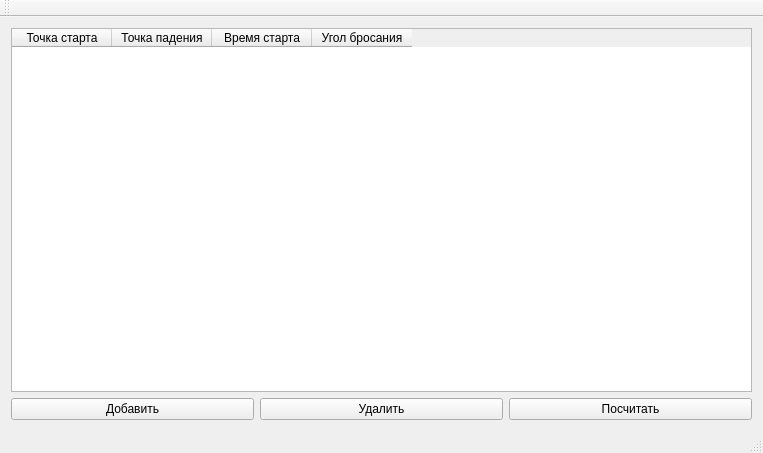
ochenudivlen/Qt, file BmApplication/BmApplication.ui: the form before one commit.
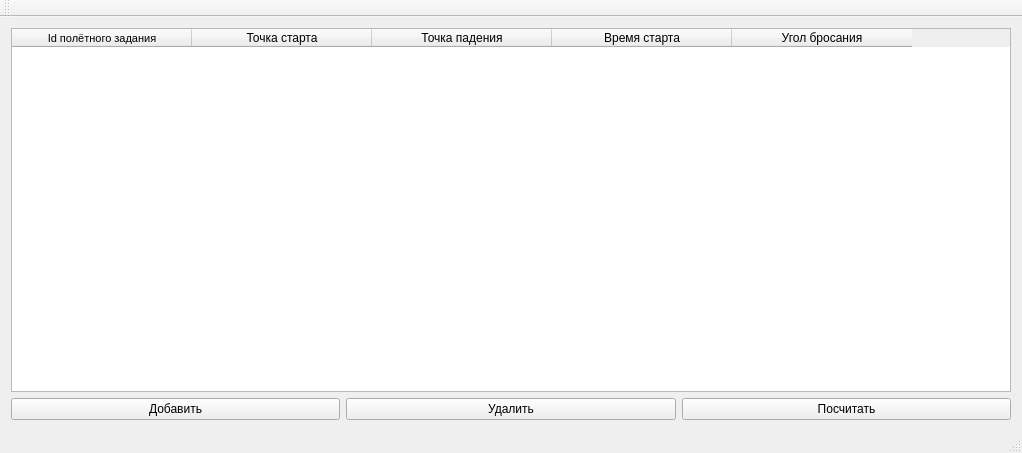
The form after the commit.

```diff
--- a/BmApplication/BmApplication.ui
+++ b/BmApplication/BmApplication.ui
@@ -15,51 +15,95 @@
   </property>
   <widget class="QWidget" name="centralWidget">
    <layout class="QGridLayout" name="gridLayout">
-    <item row="0" column="0" colspan="3">
-     <widget class="QTableWidget" name="twFlightTasks">
-      <column>
-       <property name="text">
-        <string>Точка старта</string>
-       </property>
-      </column>
-      <column>
-       <property name="text">
-        <string>Точка падения</string>
-       </property>
-      </column>
-      <column>
-       <property name="text">
-        <string>Время старта</string>
-       </property>
-      </column>
-      <column>
-       <property name="text">
-        <string>Угол бросания</string>
-       </property>
-      </column>
-     </widget>
-    </item>
-    <item row="1" column="0">
+    <item row="2" column="0">
      <widget class="QPushButton" name="pbAdd">
       <property name="text">
        <string>Добавить</string>
       </property>
      </widget>
     </item>
-    <item row="1" column="1">
+    <item row="2" column="1">
      <widget class="QPushButton" name="pbDelete">
       <property name="text">
        <string>Удалить</string>
       </property>
      </widget>
     </item>
-    <item row="1" column="2">
+    <item row="2" column="2">
      <widget class="QPushButton" name="pbCalc">
       <property name="text">
        <string>Посчитать</string>
       </property>
      </widget>
     </item>
+    <item row="1" column="0" colspan="3" alignment="Qt::AlignLeft">
+     <widget class="QTableWidget" name="twFlightTasks">
+      <property name="minimumSize">
+       <size>
+        <width>1000</width>
+        <height>351</height>
+       </size>
+      </property>
+      <attribute name="horizontalHeaderVisible">
+       <bool>true</bool>
+      </attribute>
+      <attribute name="horizontalHeaderCascadingSectionResizes">
+       <bool>false</bool>
+      </attribute>
+      <attribute name="horizontalHeaderMinimumSectionSize">
+       <number>100</number>
+      </attribute>
+      <attribute name="horizontalHeaderDefaultSectionSize">
+       <number>180</number>
+      </attribute>
+      <attribute name="horizontalHeaderHighlightSections">
+       <bool>true</bool>
+      </attribute>
+      <attribute name="horizontalHeaderShowSortIndicator" stdset="0">
+       <bool>true</bool>
+      </attribute>
+      <attribute name="horizontalHeaderStretchLastSection">
+       <bool>false</bool>
+      </attribute>
+      <attribute name="verticalHeaderVisible">
+       <bool>true</bool>
+      </attribute>
+      <attribute name="verticalHeaderCascadingSectionResizes">
+       <bool>true</bool>
+      </attribute>
+      <column>
+       <property name="text">
+        <string>Id полётного задания</string>
+       </property>
+       <property name="font">
+        <font>
+         <family>MS Shell Dlg 2</family>
+         <pointsize>8</pointsize>
+        </font>
+       </property>
+      </column>
+      <column>
+       <property name="text">
+        <string>Точка старта</string>
+       </property>
+      </column>
+      <column>
+       <property name="text">
+        <string>Точка падения</string>
+       </property>
+      </column>
+      <column>
+       <property name="text">
+        <string>Время старта</string>
+       </property>
+      </column>
+      <column>
+       <property name="text">
+        <string>Угол бросания</string>
+       </property>
+      </column>
+     </widget>
+    </item>
    </layout>
   </widget>
   <widget class="QMenuBar" name="menuBar">
```
Left out of the diff: 2 changed lines with no effect on the pictures.
